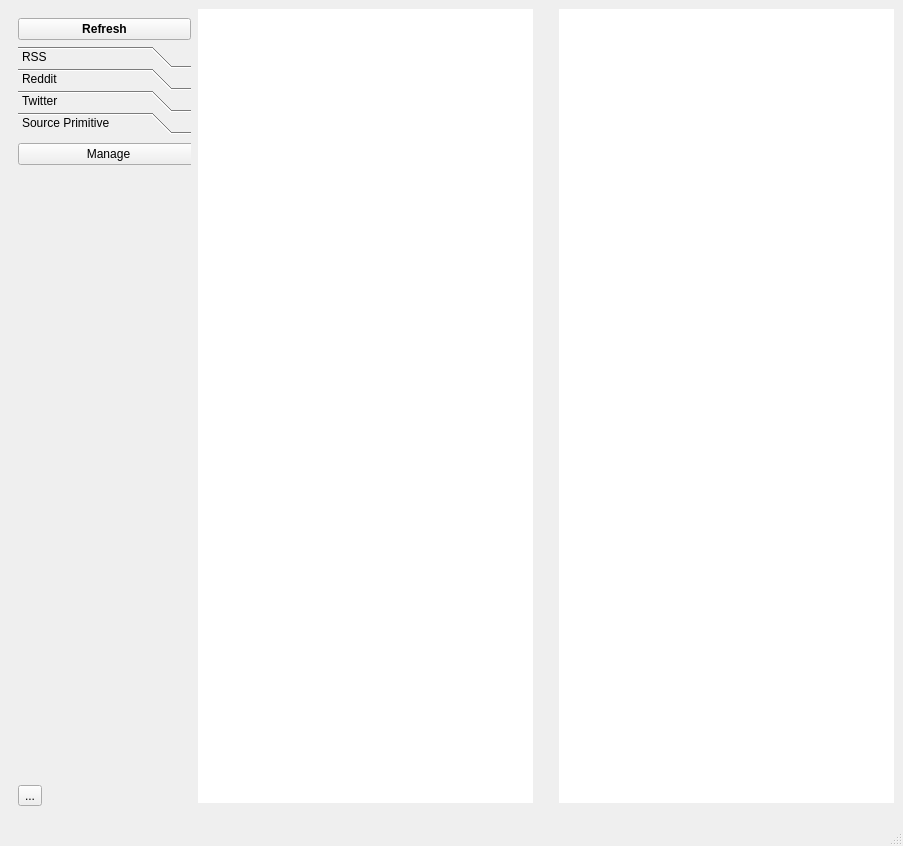
Before: the Qt Designer form GUI/GUI_2.0.ui in NT-me/ActualiT, drawn with Qt 5.
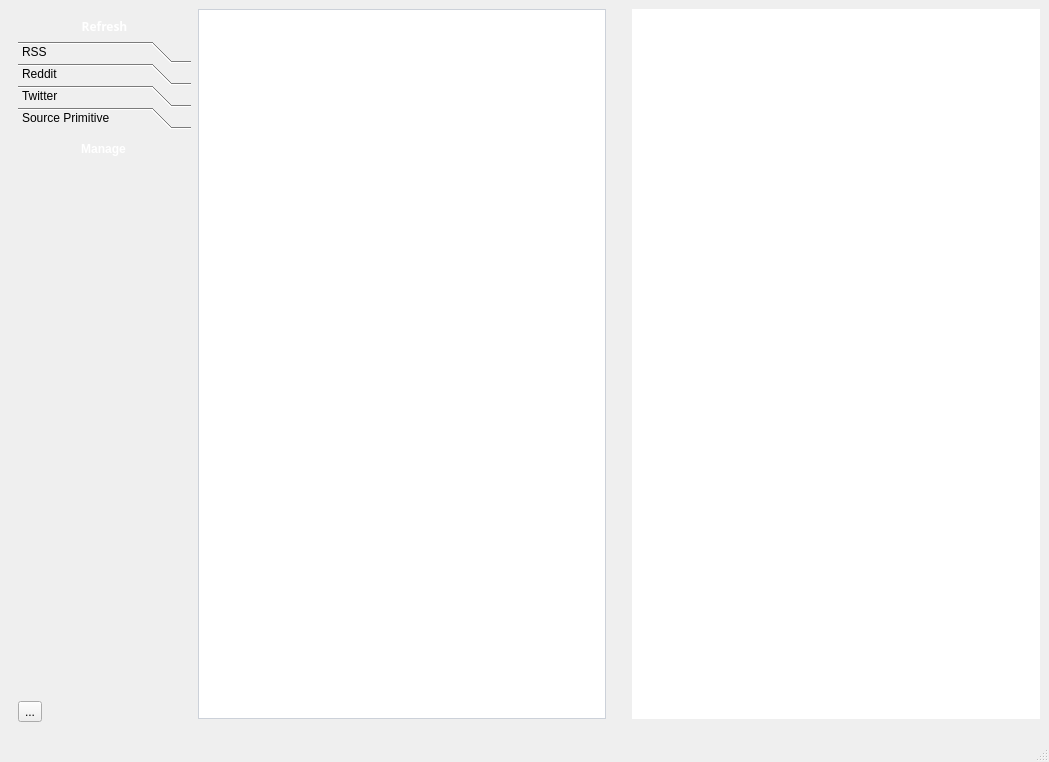
After: the same form once the commit is applied. Icons and pictures are not drawn.

```diff
--- a/GUI/GUI_2.0.ui
+++ b/GUI/GUI_2.0.ui
@@ -9,8 +9,8 @@
    <rect>
     <x>0</x>
     <y>0</y>
-    <width>903</width>
-    <height>846</height>
+    <width>1049</width>
+    <height>762</height>
    </rect>
   </property>
   <property name="sizePolicy">
@@ -28,6 +28,703 @@
   <property name="autoFillBackground">
    <bool>false</bool>
   </property>
+  <property name="styleSheet">
+   <string notr="true">* {
+    font-family: &quot;Microsoft YaHei&quot;;
+}
+
+/*QPushButton*/
+QPushButton {
+    color: #fff;
+    border: 0px solid rgba(255, 255, 255, 0);
+    font-size: 12px;
+    font-weight: 700;
+    border-radius: 5px;
+}
+
+/*MediumGray*/
+QPushButton[class=&quot;MediumGray&quot;] {
+    background-color: #aab2bd;
+}
+
+QPushButton:hover[class=&quot;MediumGray&quot;] {
+    background-color: #ccd1d9;
+}
+
+QPushButton:pressed[class=&quot;MediumGray&quot;] {
+    background: qradialgradient(cx:0.5,
+    cy: 0.5,
+    fx: 0.5,
+    fy: 0.5,
+    radius: 1.5,
+    stop: 0.2 #ccd1d9,
+    stop: 0.8 #aab2bd);
+}
+
+/*DarkGray*/
+QPushButton[class=&quot;DarkGray&quot;] {
+    background-color: #434a54;
+}
+
+QPushButton:hover[class=&quot;DarkGray&quot;] {
+    background-color: #656d78;
+}
+
+QPushButton:pressed[class=&quot;DarkGray&quot;] {
+    background: qradialgradient(cx:0.5,
+    cy: 0.5,
+    fx: 0.5,
+    fy: 0.5,
+    radius: 1.5,
+    stop: 0.2 #656d78,
+    stop: 0.8 #434a54);
+}
+
+/*BlueJeans*/
+QPushButton[class=&quot;BlueJeans&quot;] {
+    background-color: #4a89dc;
+}
+
+QPushButton:hover[class=&quot;BlueJeans&quot;] {
+    background-color: #5d9cec;
+}
+
+QPushButton:pressed[class=&quot;BlueJeans&quot;] {
+    background: qradialgradient(cx:0.5,
+    cy: 0.5,
+    fx: 0.5,
+    fy: 0.5,
+    radius: 1.5,
+    stop: 0.2 #5d9cec,
+    stop: 0.8 #4a89dc);
+}
+
+/*Aqua*/
+QPushButton[class=&quot;Aqua&quot;] {
+    background-color: #3bafda;
+}
+
+QPushButton:hover[class=&quot;Aqua&quot;] {
+    background-color: #4fc1e9;
+}
+
+QPushButton:pressed[class=&quot;Aqua&quot;] {
+    background: qradialgradient(cx:0.5,
+    cy: 0.5,
+    fx: 0.5,
+    fy: 0.5,
+    radius: 1.5,
+    stop: 0.2 #4fc1e9,
+    stop: 0.8 #3bafda);
+}
+
+/*Mint*/
+QPushButton[class=&quot;Mint&quot;] {
+    background-color: #37bc9b;
+}
+
+QPushButton:hover[class=&quot;Mint&quot;] {
+    background-color: #48cfad;
+}
+
+QPushButton:pressed[class=&quot;Mint&quot;] {
+    background: qradialgradient(cx:0.5,
+    cy: 0.5,
+    fx: 0.5,
+    fy: 0.5,
+    radius: 1.5,
+    stop: 0.2 #48cfad,
+    stop: 0.8 #37bc9b);
+}
+
+/*Grass*/
+QPushButton[class=&quot;Grass&quot;] {
+    background-color: #8cc152;
+}
+
+QPushButton:hover[class=&quot;Grass&quot;] {
+    background-color: #a0d468;
+}
+
+QPushButton:pressed[class=&quot;Grass&quot;] {
+    background: qradialgradient(cx:0.5,
+    cy: 0.5,
+    fx: 0.5,
+    fy: 0.5,
+    radius: 1.5,
+    stop: 0.2 #a0d468,
+    stop: 0.8 #8cc152);
+}
+
+/*Sunflower*/
+QPushButton[class=&quot;Sunflower&quot;] {
+    background-color: #f6bb42;
+}
+
+QPushButton:hover[class=&quot;Sunflower&quot;] {
+    background-color: #ffce54;
+}
+
+QPushButton:pressed[class=&quot;Sunflower&quot;] {
+    background: qradialgradient(cx:0.5,
+    cy: 0.5,
+    fx: 0.5,
+    fy: 0.5,
+    radius: 1.5,
+    stop: 0.2 #ffce54,
+    stop: 0.8 #f6bb42);
+}
+
+/*Bittersweet*/
+QPushButton[class=&quot;Bittersweet&quot;] {
+    background-color: #e9573f;
+}
+
+QPushButton:hover[class=&quot;Bittersweet&quot;] {
+    background-color: #fc6e51;
+}
+
+QPushButton:pressed[class=&quot;Bittersweet&quot;] {
+    background: qradialgradient(cx:0.5,
+    cy: 0.5,
+    fx: 0.5,
+    fy: 0.5,
+    radius: 1.5,
+    stop: 0.2 #fc6e51,
+    stop: 0.8 #e9573f);
+}
+
+/*Grapefruit*/
+QPushButton[class=&quot;Grapefruit&quot;] {
+    background-color: #da4453;
+}
+
+QPushButton:hover[class=&quot;Grapefruit&quot;] {
+    background-color: #ed5565;
+}
+
+QPushButton:pressed[class=&quot;Grapefruit&quot;] {
+    background: qradialgradient(cx:0.5,
+    cy: 0.5,
+    fx: 0.5,
+    fy: 0.5,
+    radius: 1.5,
+    stop: 0.2 #ed5565,
+    stop: 0.8 #da4453);
+}
+
+/*Lavender*/
+QPushButton[class=&quot;Lavender&quot;] {
+    background-color: #967adc;
+}
+
+QPushButton:hover[class=&quot;Lavender&quot;] {
+    background-color: #ac92ec;
+}
+
+QPushButton:pressed[class=&quot;Lavender&quot;] {
+    background: qradialgradient(cx:0.5,
+    cy: 0.5,
+    fx: 0.5,
+    fy: 0.5,
+    radius: 1.5,
+    stop: 0.2 #ac92ec,
+    stop: 0.8 #967adc);
+}
+
+/*PinkRose*/
+QPushButton[class=&quot;PinkRose&quot;] {
+    background-color: #d770ad;
+}
+
+QPushButton:hover[class=&quot;PinkRose&quot;] {
+    background-color: #ec87c0;
+}
+
+QPushButton:pressed[class=&quot;PinkRose&quot;] {
+    background: qradialgradient(cx:0.5,
+    cy: 0.5,
+    fx: 0.5,
+    fy: 0.5,
+    radius: 1.5,
+    stop: 0.2 #ec87c0,
+    stop: 0.8 #d770ad);
+}
+
+/*QLineEdit*/
+QLineEdit {
+    border: 1px solid #aab2bd;
+    border-radius: 4px;
+    font-size: 12px;
+    padding: 5px 8px;
+    selection-background-color: lightgray;
+}
+
+QLineEdit:focus {
+    border: 1px solid #3bafda;
+}
+
+/*QComboBox*/
+QComboBox {
+    border: 1px solid #aab2bd;
+    border-radius: 4px;
+    font-size: 12px;
+    padding: 5px 8px;
+}
+
+QComboBox::drop-down {
+    background-color: transparent;
+}
+
+QComboBox::down-arrow {
+    image: url(&quot;%PATH%/img/more.png&quot;);
+    padding-right: 10px;
+    padding-top: 2px;
+
+}
+
+QComboBox::!editable:on {
+    border: 1px solid #3bafda;
+}
+
+QComboBox QAbstractItemView{
+    border: 2px solid #e6e9ed;
+    outline: none;
+}
+
+QComboBox QAbstractItemView::item{
+    height: 35px;
+    border-bottom: 1px solid #e6e9ed;
+}
+
+QComboBox QAbstractItemView::item:hover{
+    background-color: #3bafda;
+    color: #FFFFFF;
+}
+
+QComboBox QAbstractItemView::item:selected{
+    background-color: #3bafda;
+    color: #FFFFFF;
+}
+
+/*QListWidget,QListView*/
+QListWidget,QListView {
+    border: 1px solid #ccd1d9;
+    outline: none;
+    padding: 0;
+}
+
+QListWidget::item,QListView::item {
+    height: 35px;
+    padding-left: 5px;
+    border-bottom: 1px solid #e6e9ed;
+}
+
+QListWidget::item:hover,QListView::item:hover{
+    background-color: #3bafda;
+    color: #FFFFFF;
+}
+
+QListWidget::item:selected,QListView::item:selected{
+    background-color: #3bafda;
+    color: #FFFFFF;
+}
+
+/*QTableWidget,QTableView*/
+QHeaderView{
+    height: 40px;
+    border: 0 solid rgba(255, 255, 255, 0);
+    background-color: #fff;
+    border-bottom: 2px solid #e6e9ed;
+}
+
+QHeaderView::section{
+    height: 40px;
+    border: 0 solid rgba(255, 255, 255, 0);
+    background-color: #fff;
+    outline: none;
+}
+
+QTableWidget,QTableView{
+    border: 1px solid #ccd1d9;
+    alternate-background-color: #f1f2f6;
+    background-color: #fff;
+    selection-background-color : #3bafda;
+}
+
+/*QProgressBar*/
+QProgressBar {
+    border-radius: 5px;
+    text-align: center;
+    background-color: #e6e9ed;
+}
+
+QProgressBar::chunk{
+    border-radius: 3px;
+}
+
+QProgressBar::chunk[class=&quot;Aqua&quot;] {
+    background-color: #3bafda;
+}
+
+QProgressBar::chunk[class=&quot;Grass&quot;] {
+    background-color: #8cc152;
+}
+
+QProgressBar::chunk[class=&quot;Sunflower&quot;] {
+    background-color: #f6bb42;
+}
+
+QProgressBar::chunk[class=&quot;Grapefruit&quot;] {
+    background-color: #da4453;
+}
+
+/*QCheckBox*/
+QCheckBox::indicator:unchecked {
+    width: 13px;
+    height: 13px;
+    border: 1px solid #ccd1d9;
+    background-color: #fff;
+}
+
+QCheckBox::indicator:unchecked:hover {
+    border: 1px solid #3bafda;
+}
+
+QCheckBox::indicator:checked {
+    background-color: #fff;
+    image: url('%PATH%/img/checkbox_checked.png');
+}
+
+/*QRadioButton*/
+QRadioButton::indicator:unchecked {
+    image: url('%PATH%/img/Raidobox_unchecked.png');
+    /*background-color: #fff;*/
+}
+
+QRadioButton::indicator:unchecked:hover {
+    image: url('%PATH%/img/Raidobox_unchecked_hover.png');
+}
+
+QRadioButton::indicator:checked {
+    image: url('%PATH%/img/Raidobox_checked.png');
+}
+
+/*QTabWidget*/
+QTabWidget{
+    border:1px solid #ccd1d9;
+}
+
+QTabWidget::pane { /* The tab widget frame */
+    border: none;
+    background-color: #fff;
+    border-radius: 3px;
+    border-top-left-radius: 0;
+}
+
+QTabBar::tab {
+    padding: 8px 30px;
+    background-color: #fff;
+}
+
+QTabBar::tab:first {
+    border-top-left-radius: 3px;
+}
+
+QTabBar::tab:!selected {
+    border-left: 1px solid #ccd1d9;
+    background-color: #e6e9ed;
+}
+
+/*QMenu*/
+QMenu{
+    padding:5px;
+    background:white;
+    border:1px solid #ccd1d9;
+ }
+
+QMenu::item{
+    padding:0px 40px 0px 30px;
+    height:25px;
+}
+
+QMenu::item:selected:enabled{
+    background-color: #3bafda;
+    color:white;
+}
+
+QMenu::item:selected:!enabled{
+    background:transparent;
+}
+
+QMenu::separator{
+    height:1px;
+    background:lightgray;
+    margin:5px 0px 5px 0px;
+}
+
+/*QScrollBar*/
+QScrollBar:vertical {
+    max-width: 13px;
+    padding-top: 0;
+    padding-bottom: 0;
+    border-bottom: 1px solid #ccd1d9;
+}
+
+QScrollBar::handle:vertical {
+    background-color: #cdced1;
+}
+
+QScrollBar::handle:vertical:hover {
+    background: #a9b2bd;
+}
+
+QScrollBar::add-line:vertical {
+    background-color: #ccd1d9;
+
+}
+
+QScrollBar::add-page:vertical,QScrollBar::sub-page:vertical {
+    background-color: #e6e9ed;
+}
+
+QScrollBar:horizontal {
+    max-height: 13px;
+    padding-top: 0;
+    padding-bottom: 0;
+    border-right: 1px solid #ccd1d9;
+}
+
+QScrollBar::handle:horizontal {
+    background-color: #cdced1;
+}
+
+QScrollBar::handle:horizontal:hover {
+    background: #a9b2bd;
+}
+
+QScrollBar::add-line:horizontal {
+    background-color: #ccd1d9;
+}
+
+QScrollBar::add-page:horizontal,QScrollBar::sub-page:horizontal {
+    background-color: #e6e9ed;
+}
+
+/*QSlider*/
+QSlider::groove:horizontal{
+    border:0px;
+    height:8px;
+}
+
+QSlider::sub-page:horizontal{
+    background:white;
+}
+
+QSlider::add-page:horizontal{
+    background:lightgray;
+}
+
+QSlider::handle:horizontal{
+    background:white;
+    width:10px;
+    border-radius:5px;
+    margin:-3px 0px -3px 0px;
+}
+
+QSlider::groove:vertical{
+    border:0px;
+    width:8px;
+}
+
+QSlider::sub-page:vertical{
+    background:white;
+}
+
+QSlider::add-page:vertical{
+    background:lightgray;
+}
+
+QSlider::handle:vertical{
+    background:white;
+    height:10px;
+    border-radius:5px;
+    margin:0px -3px 0px -3px;
+}
+
+/*QCalendarWidget*/
+QCalendarWidget{
+    background-color: #fff;
+}
+
+QCalendarWidget QToolButton {
+  	height: 60px;
+  	color: white;
+  	font-size: 18px;
+    font-weight: 700;
+  	icon-size: 20px, 20px;
+    background-color: #3bafda;
+}
+
+QCalendarWidget QToolButton:hover{
+    border: transparent;
+}
+
+QCalendarWidget QToolButton:pressed{
+    border: transparent;
+    background-color: #4fc1e9;
+}
+
+QCalendarWidget QToolButton#qt_calendar_prevmonth{
+    qproperty-icon: url('%PATH%/img/arrow-left.png');
+}
+
+QCalendarWidget QToolButton#qt_calendar_nextmonth{
+    qproperty-icon: url('%PATH%/img/arrow-right.png');
+}
+
+QCalendarWidget QToolButton#qt_calendar_monthbutton::menu-indicator{
+    background-color: #3bafda;
+}
+
+QCalendarWidget QToolButton#qt_calendar_monthbutton::menu-indicator:pressed{
+    background-color: #4fc1e9;
+}
+
+QCalendarWidget QWidget {
+    alternate-background-color: #FFFFFF;
+}
+
+QCalendarWidget QWidget#qt_calendar_navigationbar {
+    background-color: #3bafda;
+}
+
+QCalendarWidget QAbstractItemView {
+    padding: 11px;
+	font-size:14px;
+    outline: none;
+    selection-color: #FFF;
+}
+
+/*QSpinBox*/
+QSpinBox {
+    padding: 5px;
+    border: 1px solid #ccd1d9;
+    border-radius: 2px;
+}
+
+QSpinBox::up-button {
+    subcontrol-origin: border;
+    subcontrol-position: top right;
+    width: 16px;
+    height: 14px;
+    border-image: url('%PATH%/img/spinbox_up.png');
+    border-width: 1px;
+    border-top-right-radius: 2px;
+}
+
+QSpinBox::up-button:pressed{
+    border-image: url('%PATH%/img/spinbox_up_pressed.png');
+}
+
+QSpinBox::down-button {
+    subcontrol-origin: border;
+    subcontrol-position: bottom right;
+    width: 16px;
+    height: 14px;
+    border-image: url('%PATH%/img/spinbox_down.png');
+    border-width: 1px;
+    border-bottom-right-radius: 2px;
+}
+
+QSpinBox::down-button:pressed{
+    border-image: url('%PATH%/img/spinbox_down_pressed.png');
+}
+
+/*QTreeWidget*/
+QTreeWidget,TreeView {
+    outline: none;
+    border: 1px solid #d9d9d9;
+    border-radius: 1px;
+}
+
+QTreeWidget::item {
+    margin-top: 2px;
+    margin-bottom: 2px;
+    margin-right: 2px;
+    border: 1px solid #d9d9d9;
+    height: 30px;
+    border-radius: 1px;
+    padding-left: 2px;
+    font-size: 12px;
+    border-left: 0 solid transparent;
+    selection-color: #FFF;
+}
+
+QTreeWidget::item:selected {
+    background-color: #3bafda;
+    border: 1px solid #3bafda;
+    border-radius: 1px;
+}
+
+QTreeWidget::branch {
+    background: palette(base);
+}
+
+QTreeWidget::branch:has-siblings:!adjoins-item {
+    background: transparent;
+}
+
+QTreeWidget::branch:has-siblings:adjoins-item {
+    margin-top: 2px;
+    margin-left: 2px;
+    border: 1px solid #d9d9d9;
+    border-right: 0 solid transparent;
+    margin-bottom: 2px;
+    image: url('%PATH%/img/minus.png');
+}
+
+QTreeWidget::branch:!has-children:!has-siblings:adjoins-item {
+    margin-top: 2px;
+    margin-left: 2px;
+    border: 1px solid #d9d9d9;
+    border-right: 0 solid transparent;
+    margin-bottom: 2px;
+    image: url('%PATH%/img/minus.png');
+}
+
+QTreeWidget::branch:closed:has-children:has-siblings {
+    margin-top: 2px;
+    margin-left: 2px;
+    image: url('%PATH%/img/plus.png');
+
+}
+
+QTreeWidget::branch:has-children:!has-siblings:closed {
+    margin-top: 2px;
+    margin-left: 2px;
+    border: 1px solid #d9d9d9;
+    border-right: 0 solid transparent;
+    margin-bottom: 2px;
+    image: url('%PATH%/img/plus.png');
+}
+
+QTreeWidget::branch:open:has-children:has-siblings {
+    margin-top: 2px;
+    margin-left: 2px;
+    image: url('%PATH%/img/minus.png');
+}
+
+QTreeWidget::branch:open:has-children:!has-siblings {
+    margin-top: 2px;
+    margin-left: 2px;
+    border: 1px solid #d9d9d9;
+    border-right: 0 solid transparent;
+    margin-bottom: 2px;
+    image: url('%PATH%/img/minus.png');
+}
+</string>
+  </property>
   <property name="documentMode">
    <bool>false</bool>
   </property>
@@ -67,7 +764,9 @@
         <widget class="QPushButton" name="refreshButton">
          <property name="font">
           <font>
-           <weight>75</weight>
+           <family>Microsoft YaHei</family>
+           <pointsize>-1</pointsize>
+           <weight>87</weight>
            <bold>true</bold>
           </font>
          </property>
@@ -75,7 +774,7 @@
           <string>Refresh</string>
          </property>
          <property name="flat">
-          <bool>false</bool>
+          <bool>true</bool>
          </property>
         </widget>
        </item>
@@ -176,6 +875,14 @@
           </widget>
          </widget>
          <widget class="QWidget" name="Primi_Button">
+          <property name="geometry">
+           <rect>
+            <x>0</x>
+            <y>0</y>
+            <width>173</width>
+            <height>541</height>
+           </rect>
+          </property>
           <attribute name="label">
            <string>Source Primitive</string>
           </attribute>
@@ -184,7 +891,7 @@
             <rect>
              <x>0</x>
              <y>0</y>
-             <width>181</width>
+             <width>171</width>
              <height>41</height>
             </rect>
            </property>
@@ -263,7 +970,7 @@
            <string>&lt;!DOCTYPE HTML PUBLIC &quot;-//W3C//DTD HTML 4.0//EN&quot; &quot;http://www.w3.org/TR/REC-html40/strict.dtd&quot;&gt;
 &lt;html&gt;&lt;head&gt;&lt;meta name=&quot;qrichtext&quot; content=&quot;1&quot; /&gt;&lt;style type=&quot;text/css&quot;&gt;
 p, li { white-space: pre-wrap; }
-&lt;/style&gt;&lt;/head&gt;&lt;body style=&quot; font-family:'MS Shell Dlg 2'; font-size:8.25pt; font-weight:400; font-style:normal;&quot;&gt;
+&lt;/style&gt;&lt;/head&gt;&lt;body style=&quot; font-family:'Microsoft YaHei'; font-size:12pt; font-weight:400; font-style:normal;&quot;&gt;
 &lt;p style=&quot;-qt-paragraph-type:empty; margin-top:0px; margin-bottom:0px; margin-left:0px; margin-right:0px; -qt-block-indent:0; text-indent:0px; font-family:'Roboto'; font-size:15pt;&quot;&gt;&lt;br /&gt;&lt;/p&gt;&lt;/body&gt;&lt;/html&gt;</string>
           </property>
           <property name="openExternalLinks">
```
Left out of the diff: 22 changed lines with no effect on the pictures.
